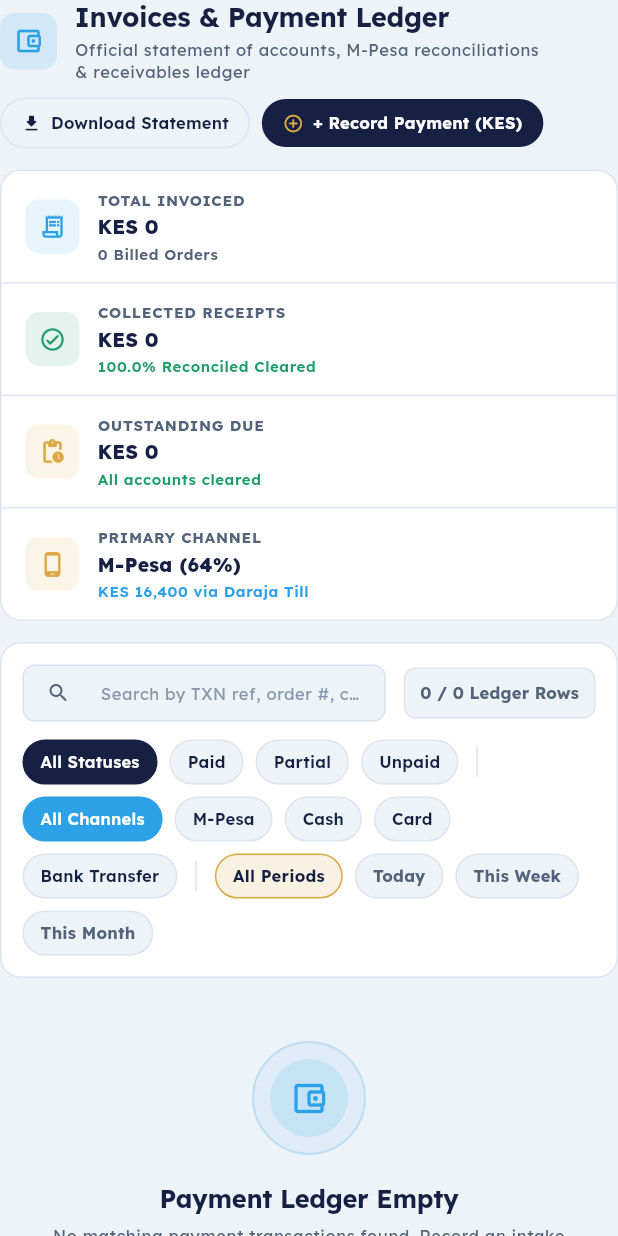
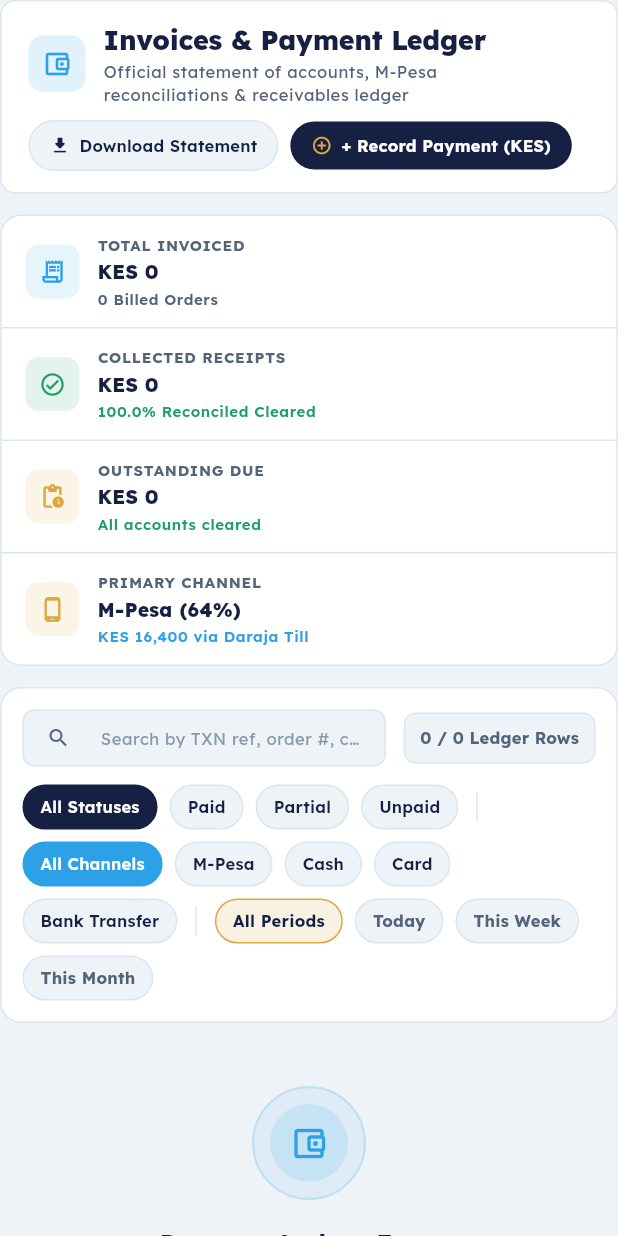
Before and after one commit to mutugileo/Harborridge-Laundry, a Flutter app: the PaymentsView widget shown alone on an empty page, opened directly, on a phone screen of 412 x 824 dp. Run offline on Flutter 3.47's test engine with Material 3 defaults, Android fonts, the phone set to English and light mode, and no system bars; our stand-ins replace flutter_riverpod, google_fonts, image_picker, shared_preferences, supabase_flutter, web; missing offline and left inert: dart:js_interop; accounts and stored records are empty.

Commit message:
fix: wrap Payments header toolbar in card container for clear contrast

```diff
--- a/lib/features/payments/presentation/payments_view.dart
+++ b/lib/features/payments/presentation/payments_view.dart
@@ -544,7 +544,15 @@ class _PaymentsViewState extends ConsumerState<PaymentsView> {
     final screenWidth = MediaQuery.sizeOf(context).width;
     final isMobile = screenWidth < 768.0;
 
-    return Wrap(
+    return Container(
+      width: double.infinity,
+      padding: const EdgeInsets.symmetric(horizontal: 18.0, vertical: 14.0),
+      decoration: BoxDecoration(
+        color: colors.cardBackground,
+        borderRadius: BorderRadius.circular(10.0),
+        border: Border.all(color: colors.borderSubtle),
+      ),
+      child: Wrap(
         spacing: 12.0,
         runSpacing: 10.0,
         alignment: WrapAlignment.spaceBetween,
@@ -553,7 +561,7 @@ class _PaymentsViewState extends ConsumerState<PaymentsView> {
           ConstrainedBox(
             constraints: BoxConstraints(
               maxWidth: isMobile
-                ? (screenWidth - 48.0).clamp(200.0, 500.0)
+                  ? (screenWidth - 68.0).clamp(200.0, 500.0)
                   : 600.0,
             ),
             child: Row(
@@ -583,7 +591,7 @@ class _PaymentsViewState extends ConsumerState<PaymentsView> {
                         overflow: TextOverflow.ellipsis,
                         style: textTheme.titleLarge?.copyWith(
                           fontSize: AppTypography.pageTitleSize,
-                        fontWeight: FontWeight.w700,
+                          fontWeight: FontWeight.w800,
                           color: colors.textPrimary,
                         ),
                       ),
@@ -642,8 +650,9 @@ class _PaymentsViewState extends ConsumerState<PaymentsView> {
                 ),
               ),
               InteractivePressScale(
-              onTap: () =>
-                  setState(() => _showAddPaymentPanel = !_showAddPaymentPanel),
+                onTap: () => setState(
+                  () => _showAddPaymentPanel = !_showAddPaymentPanel,
+                ),
                 child: Container(
                   padding: const EdgeInsets.symmetric(
                     horizontal: 14.0,
@@ -681,6 +690,7 @@ class _PaymentsViewState extends ConsumerState<PaymentsView> {
             ],
           ),
         ],
+      ),
     );
   }
 
```
Lines whose indentation alone changed are shown as unchanged.
